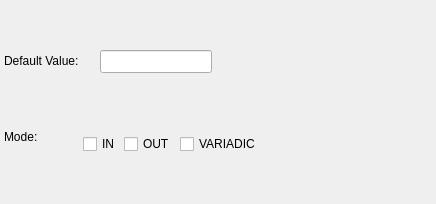
Old version of the form libs/libgui/ui/dbobjects/parameterwidget.ui in the repository pgmodeler/pgmodeler.
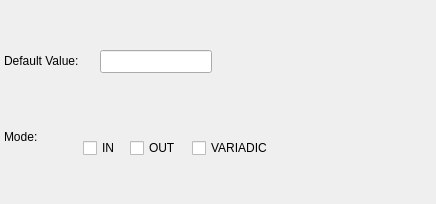
New version of the form.

Diff of the .ui file:
```diff
--- a/libs/libgui/ui/dbobjects/parameterwidget.ui
+++ b/libs/libgui/ui/dbobjects/parameterwidget.ui
@@ -78,13 +78,13 @@
     <rect>
      <x>83</x>
      <y>129</y>
-     <width>200</width>
-     <height>30</height>
+     <width>316</width>
+     <height>39</height>
     </rect>
    </property>
    <layout class="QHBoxLayout" name="in_out_hlt">
     <property name="spacing">
-     <number>4</number>
+     <number>10</number>
     </property>
     <item>
      <widget class="QCheckBox" name="param_in_chk">
```
